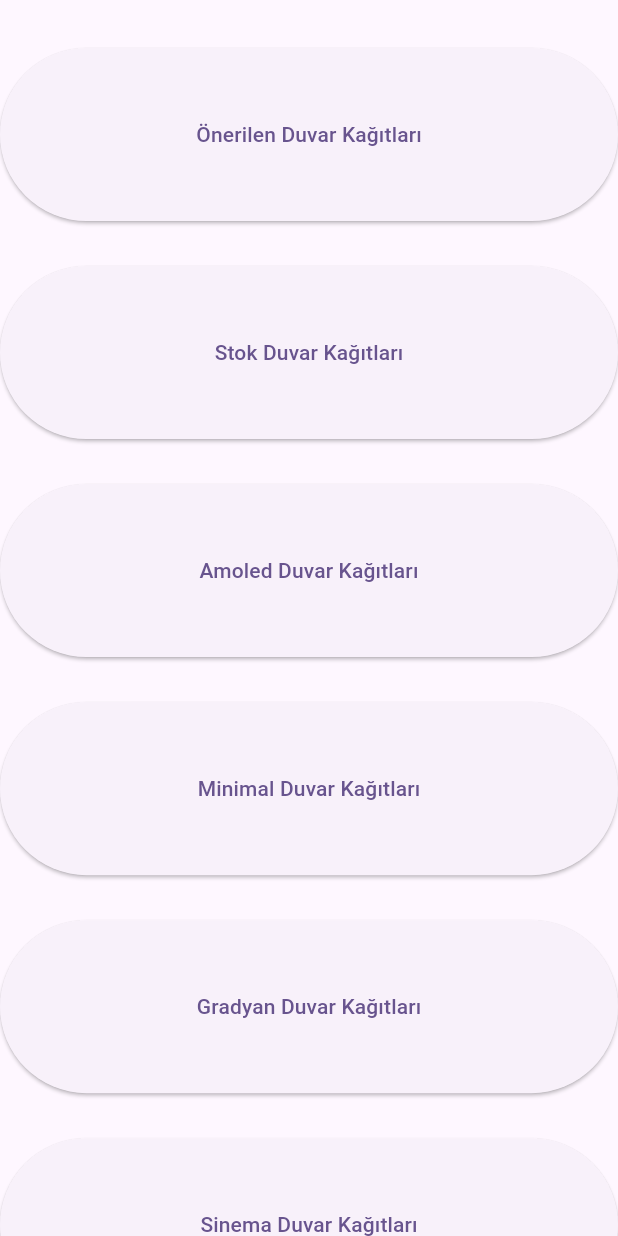
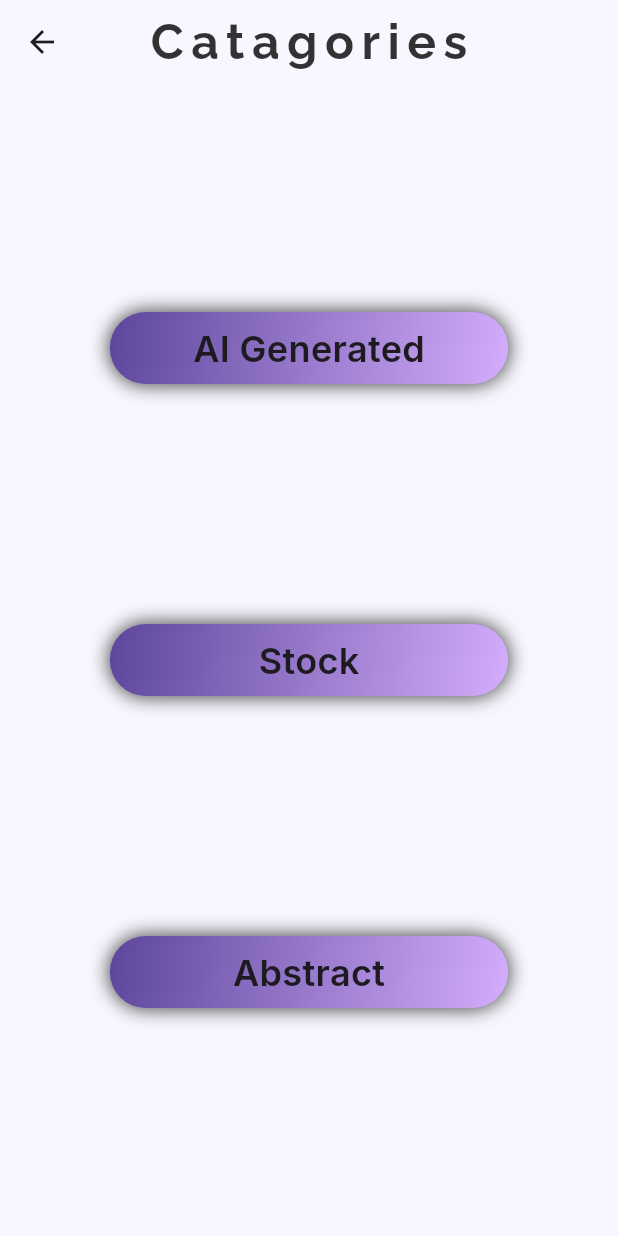
Before and after one commit to mrydev/Whimsiwalls, a Flutter app: the CatagoryList screen opened by its route, on a phone screen of 412 x 824 dp. Run offline on Flutter 3.47's test engine with Material 2 defaults, Android fonts, the phone set to English and light mode, and no system bars; our stand-ins replace cached_network_image, cloud_firestore, firebase_auth, firebase_core, flutter_cache_manager, google_fonts and 2 more; missing offline and left inert: async_wallpaper; accounts and stored records are empty; network calls fail; project files that could hold a hidden picture were left out.

Commit message:
Favs/ Kategoriler/ UI Bugs

```diff
--- a/lib/Catagories/stock.dart
+++ b/lib/Catagories/stock.dart
@@ -17,7 +17,6 @@ class Stock extends StatefulWidget {
 }
 
 class _StockState extends State<Stock> {
-
   List<DocumentSnapshot>? stockWallpapers;
 
   void fetchData() async {
@@ -26,8 +25,6 @@ class _StockState extends State<Stock> {
       setState(() {
         stockWallpapers = aiData;
       });
-
-
     } catch (error) {
       print('Hata: $error');
     }
@@ -46,7 +43,7 @@ class _StockState extends State<Stock> {
         backgroundColor: MyColors.lavander.withOpacity(0.94),
         elevation: 0,
         centerTitle: true,
-        title: Text('S T O C K',
+        title: Text('Stock',
             style: GoogleFonts.raleway(
                 fontWeight: FontWeight.bold,
                 fontSize: 32,
--- a/lib/Pages/catagories.dart
+++ b/lib/Pages/catagories.dart
@@ -1,4 +1,10 @@
 import 'package:flutter/material.dart';
+import 'package:google_fonts/google_fonts.dart';
+import 'package:whimsiwalls/Catagories/stock.dart';
+import 'package:whimsiwalls/Utils/mybutton.dart';
+
+import '../Catagories/ai_generated.dart';
+import '../Utils/colors.dart';
 
 class CatagoryList extends StatefulWidget {
   const CatagoryList({super.key});
@@ -13,101 +19,70 @@ class _CatagoryListState extends State<CatagoryList> {
     return DefaultTabController(
       length: 3,
       child: Scaffold(
-        body: ListView(
-          scrollDirection: Axis.vertical,
+        backgroundColor: MyColors.lavander,
+        appBar: AppBar(
+          backgroundColor: MyColors.lavander.withOpacity(0.94),
+          elevation: 0,
+          centerTitle: true,
+          title: Text('Catagories',
+              style: GoogleFonts.raleway(
+                  fontWeight: FontWeight.bold,
+                  fontSize: 32,
+                  letterSpacing: 5,
+                  color: Colors.black.withOpacity(0.8))),
+        ),
+        body: Center(
+          child: Column(
+            mainAxisAlignment: MainAxisAlignment.spaceEvenly,
             children: [
-            const Padding(
-              padding: EdgeInsets.all(16.0),
-              child: Column(),
-            ),
               SizedBox(
                   width: MediaQuery.of(context).size.width * 0.8,
-              height: MediaQuery.of(context).size.height * 0.14,
-              child: ElevatedButton(
-                child: const Text('Önerilen Duvar Kağıtları'),
-                onPressed: () {
-                  Navigator.pushNamed(context, '/home');
+                  child: MyButton(
+                      onTap: () {
+                        Navigator.push(
+                          context,
+                          MaterialPageRoute(
+                            builder: (context) =>
+                                const AiGenerated(showDefaultTitle: false),
+                          ),
+                        );
                       },
+                      child: Center(
+                        child: Text(
+                          'AI Generated',
+                          style: GoogleFonts.inter(
+                              fontWeight: FontWeight.w600, fontSize: 24),
                         ),
-            ),
-            const SizedBox(height: 30),
+                      ))),
               SizedBox(
                   width: MediaQuery.of(context).size.width * 0.8,
-              height: MediaQuery.of(context).size.height * 0.14,
-              child: ElevatedButton(
-                child: const Text('Stok Duvar Kağıtları'),
-                onPressed: () {
-                  Navigator.pushNamed(context, '/stockwallpapers');
+                  child: MyButton(
+                      onTap: () {
+                        Navigator.push(
+                          context,
+                          MaterialPageRoute(
+                            builder: (context) => const Stock(),
+                          ),
+                        );
                       },
-              ),
-            ),
-            const SizedBox(height: 30),
+                      child: Center(
+                        child: Text('Stock',
+                            style: GoogleFonts.inter(
+                                fontWeight: FontWeight.w600, fontSize: 24)),
+                      ))),
               SizedBox(
                   width: MediaQuery.of(context).size.width * 0.8,
-              height: MediaQuery.of(context).size.height * 0.14,
-              child: ElevatedButton(
-                child: const Text('Amoled Duvar Kağıtları'),
-                onPressed: () {
-                  Navigator.pushNamed(context, '/stockwallpapers');
-                },
+                  child: MyButton(
+                      onTap: () {},
+                      child: Center(
+                        child: Text(
+                          'Abstract',
+                          style: GoogleFonts.inter(
+                              fontWeight: FontWeight.w600, fontSize: 24),
                         ),
+                      ))),
+            ],
           ),
-            const SizedBox(height: 30),
-            SizedBox(
-              width: MediaQuery.of(context).size.width * 0.8,
-              height: MediaQuery.of(context).size.height * 0.14,
-              child: ElevatedButton(
-                child: const Text('Minimal Duvar Kağıtları'),
-                onPressed: () {
-                  Navigator.pushNamed(context, '/stockwallpapers');
-                },
-              ),
-            ),
-            const SizedBox(height: 30),
-            SizedBox(
-              width: MediaQuery.of(context).size.width * 0.8,
-              height: MediaQuery.of(context).size.height * 0.14,
-              child: ElevatedButton(
-                child: const Text('Gradyan Duvar Kağıtları'),
-                onPressed: () {
-                  Navigator.pushNamed(context, '/stockwallpapers');
-                },
-              ),
-            ),
-            const SizedBox(height: 30),
-            SizedBox(
-              width: MediaQuery.of(context).size.width * 0.8,
-              height: MediaQuery.of(context).size.height * 0.14,
-              child: ElevatedButton(
-                child: const Text('Sinema Duvar Kağıtları'),
-                onPressed: () {
-                  Navigator.pushNamed(context, '/stockwallpapers');
-                },
-              ),
-            ),
-            const SizedBox(height: 30),
-            SizedBox(
-              width: MediaQuery.of(context).size.width * 0.8,
-              height: MediaQuery.of(context).size.height * 0.14,
-              child: ElevatedButton(
-                child: const Text('Abstract Duvar Kağıtları'),
-                onPressed: () {
-                  Navigator.pushNamed(context, '/stockwallpapers');
-                },
-              ),
-            ),
-            const SizedBox(height: 30),
-            SizedBox(
-              width: MediaQuery.of(context).size.width * 0.8,
-              height: MediaQuery.of(context).size.height * 0.14,
-              child: ElevatedButton(
-                child: const Text('Anime Duvar Kağıtları'),
-                onPressed: () {
-                  Navigator.pushNamed(context, '/stockwallpapers');
-                },
-              ),
-            ),
-          ],
         ),
       ),
     );
--- a/lib/Pages/profile.dart
+++ b/lib/Pages/profile.dart
@@ -5,6 +5,7 @@ import 'package:google_fonts/google_fonts.dart';
 import 'package:whimsiwalls/Catagories/favs.dart';
 import 'package:whimsiwalls/Pages/SignScreen.dart';
 import 'package:whimsiwalls/Pages/profileEdit.dart';
+import 'package:whimsiwalls/utils/colors.dart';
 
 class ProfilePage extends StatefulWidget {
   const ProfilePage({super.key});
@@ -32,6 +33,7 @@ class _ProfilePageState extends State<ProfilePage> {
   @override
   Widget build(BuildContext context) {
     return Scaffold(
+      backgroundColor: MyColors.lavander,
       body: Padding(
         padding: const EdgeInsets.all(64.0),
         child: Center(
```
Also changed, not shown: lib/Catagories/ai_generated.dart (+24 -15 lines), lib/Catagories/favs.dart (+98 -2 lines), lib/Services/fetchData.dart (+16 -5 lines), lib/Services/fullScreenImage.dart (+96 -10 lines). Lines whose indentation alone changed are shown as unchanged.
